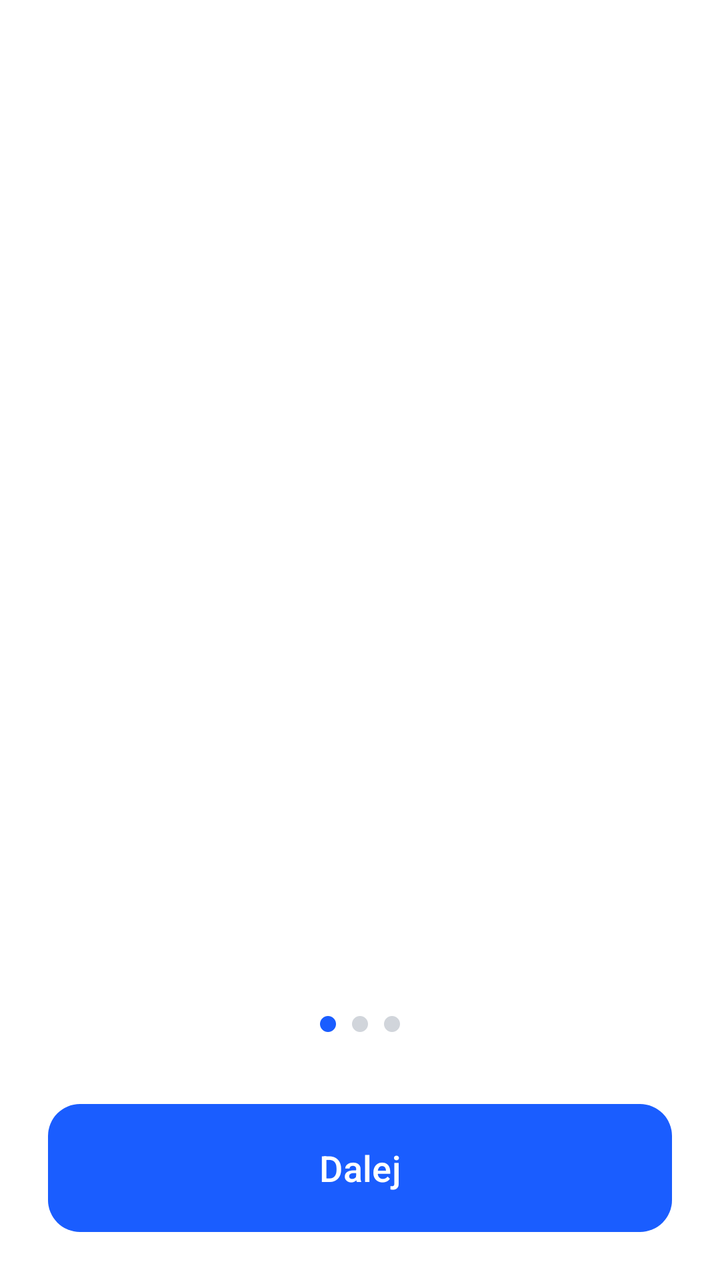
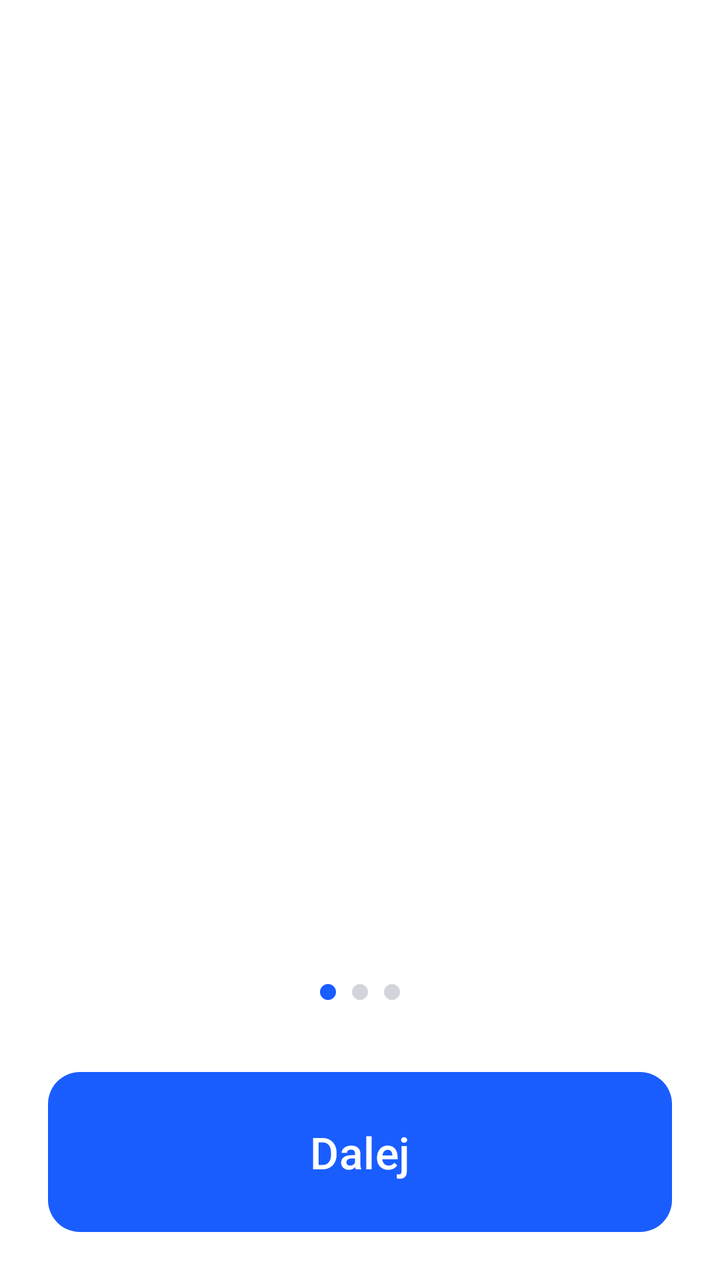

Before-and-after screenshots of an Android layout around one commit, followed by the original layout XML and the change that was made.
<!-- AndroidManifest.xml: application theme Theme.Fitnessapp -->
<!-- res/layout/activity_onboarding.xml -->
<?xml version="1.0" encoding="utf-8"?>
<androidx.constraintlayout.widget.ConstraintLayout xmlns:android="http://schemas.android.com/apk/res/android"
    xmlns:app="http://schemas.android.com/apk/res-auto"
    android:id="@+id/onboarding_root"
    android:layout_width="match_parent"
    android:layout_height="match_parent"
    android:background="@color/white">

    <androidx.viewpager2.widget.ViewPager2
        android:id="@+id/viewPager"
        android:layout_width="match_parent"
        android:layout_height="0dp"
        android:orientation="horizontal"
        app:layout_constraintBottom_toTopOf="@id/dots_container"
        app:layout_constraintTop_toTopOf="parent" />

    <LinearLayout
        android:id="@+id/dots_container"
        android:layout_width="wrap_content"
        android:layout_height="wrap_content"
        android:layout_marginBottom="32dp"
        android:orientation="horizontal"
        app:layout_constraintBottom_toTopOf="@id/btn_next"
        app:layout_constraintEnd_toEndOf="parent"
        app:layout_constraintStart_toStartOf="parent">

        <View
            android:id="@+id/dot1"
            android:layout_width="8dp"
            android:layout_height="8dp"
            android:layout_margin="4dp"
            android:background="@drawable/bg_button_primary" />

        <View
            android:id="@+id/dot2"
            android:layout_width="8dp"
            android:layout_height="8dp"
            android:layout_margin="4dp"
            android:background="@drawable/bg_button_primary"
            android:backgroundTint="@color/gray_dot" />

        <View
            android:id="@+id/dot3"
            android:layout_width="8dp"
            android:layout_height="8dp"
            android:layout_margin="4dp"
            android:background="@drawable/bg_button_primary"
            android:backgroundTint="@color/gray_dot" />
    </LinearLayout>

    <Button
        android:id="@+id/btn_next"
        android:layout_width="match_parent"
        android:layout_height="64dp"
        android:layout_margin="24dp"
        android:background="@drawable/bg_button_primary"
        android:text="@string/next"
        android:textAllCaps="false"
        android:textColor="@color/white"
        android:textSize="18sp"
        app:backgroundTint="@null"
        app:layout_constraintBottom_toBottomOf="parent" />

</androidx.constraintlayout.widget.ConstraintLayout>
<!-- resources referenced by this layout -->
<resources>
  <color name="gray_dot">#D1D5DB</color>
  <color name="white">#FFFFFFFF</color>
  <!-- drawable bg_button_primary (drawable) -->
  <shape xmlns:android="http://schemas.android.com/apk/res/android"
      android:shape="rectangle">
      <solid android:color="@color/blue_primary" />
      <corners android:radius="16dp" />
  </shape>
  <string name="next">Dalej</string>
  <style name="Theme.Fitnessapp" parent="Base.Theme.Fitnessapp" />
  <color name="blue_primary">#1A5DFF</color>
  <style name="Base.Theme.Fitnessapp" parent="Theme.Material3.DayNight.NoActionBar">
          
          
      </style>
</resources>

<!-- the commit's change to res/layout/activity_onboarding.xml (unified diff, before → after) -->
@@ -51,13 +51,13 @@
     <Button
         android:id="@+id/btn_next"
         android:layout_width="match_parent"
-        android:layout_height="64dp"
+        android:layout_height="80dp"
         android:layout_margin="24dp"
         android:background="@drawable/bg_button_primary"
         android:text="@string/next"
         android:textAllCaps="false"
         android:textColor="@color/white"
-        android:textSize="18sp"
+        android:textSize="22sp"
         app:backgroundTint="@null"
         app:layout_constraintBottom_toBottomOf="parent" />
 
